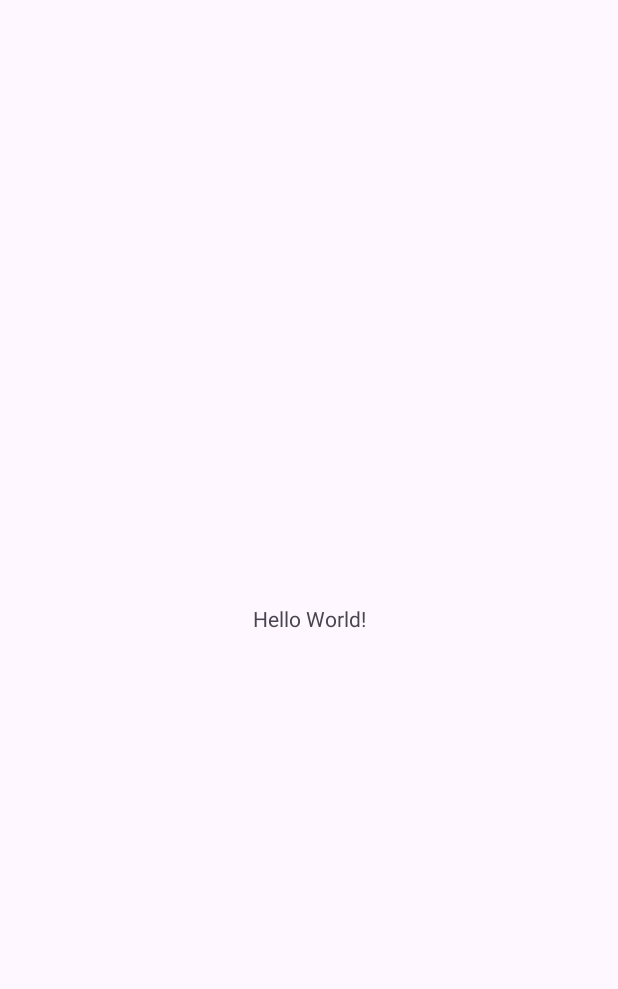
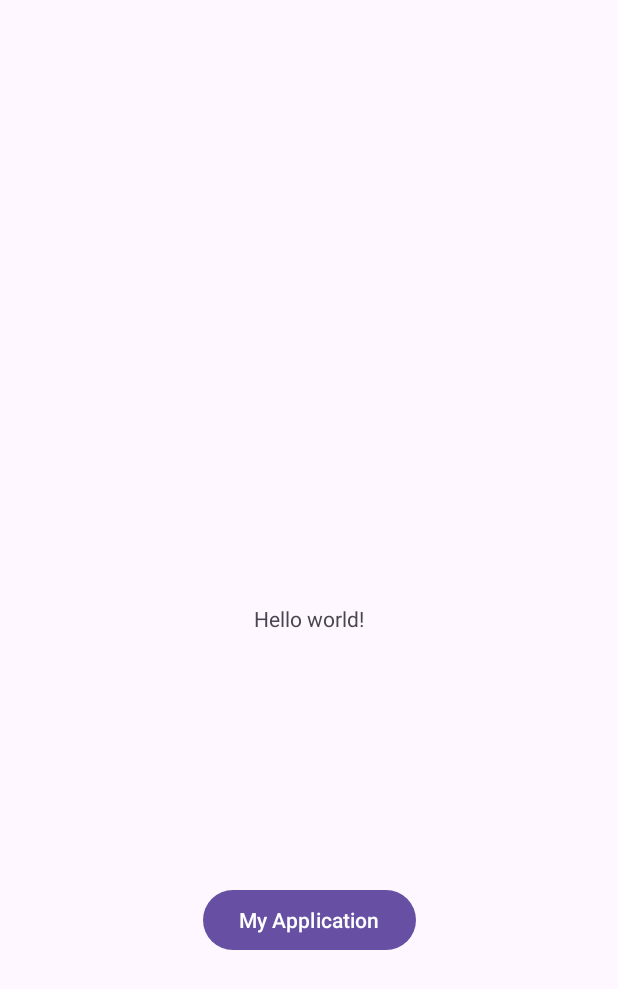
Before and after one commit to Olafv01/MyApplication, an Android app: the screen it shows after launch (MainActivity), on a phone screen of 412 x 824 dp. Before the commit the part shown is almost empty. Shown: the top 989 px of the screen. Run offline under Robolectric (Android 15) with nearby library versions, the phone set to English and light mode, and no system bars.

Commit message:
begin of the end

```diff
--- a/app/src/main/java/com/example/myapplication/MainActivity.java
+++ b/app/src/main/java/com/example/myapplication/MainActivity.java
@@ -3,6 +3,8 @@ package com.example.myapplication;
 import androidx.appcompat.app.AppCompatActivity;
 
 import android.os.Bundle;
+import android.view.View;
+import android.widget.TextView;
 
 public class MainActivity extends AppCompatActivity {
 
@@ -11,4 +13,10 @@ public class MainActivity extends AppCompatActivity {
         super.onCreate(savedInstanceState);
         setContentView(R.layout.activity_main);
     }
+
+    public void onbtnClick1 (View view)
+    {
+        TextView textView = findViewById(R.id.textmid);
+        textView.setText(R.string.newtxt);
+    }
 }
--- a/app/src/main/res/layout/activity_main.xml
+++ b/app/src/main/res/layout/activity_main.xml
@@ -7,12 +7,24 @@
     tools:context=".MainActivity">
 
     <TextView
+        android:id="@+id/textmid"
         android:layout_width="wrap_content"
         android:layout_height="wrap_content"
-        android:text="Hello World!"
+        android:text="@string/hello_world"
         app:layout_constraintBottom_toBottomOf="parent"
         app:layout_constraintEnd_toEndOf="parent"
         app:layout_constraintStart_toStartOf="parent"
         app:layout_constraintTop_toTopOf="parent" />
 
+    <Button
+        android:id="@+id/button1"
+        android:layout_width="wrap_content"
+        android:layout_height="wrap_content"
+        android:text="@string/app_name"
+        app:layout_constraintBottom_toBottomOf="parent"
+        app:layout_constraintEnd_toEndOf="parent"
+        app:layout_constraintStart_toStartOf="parent"
+        app:layout_constraintTop_toTopOf="@id/textmid"
+        android:onClick="onbtnClick1"
+        />
 </androidx.constraintlayout.widget.ConstraintLayout>
--- a/app/src/main/res/values/strings.xml
+++ b/app/src/main/res/values/strings.xml
@@ -1,3 +1,6 @@
 <resources>
     <string name="app_name">My Application</string>
+    <string name="hello_world">Hello world!</string>
+    <string name="change_text">Noice !</string>
+    <string name="newtxt">Noice!</string>
 </resources>
```
